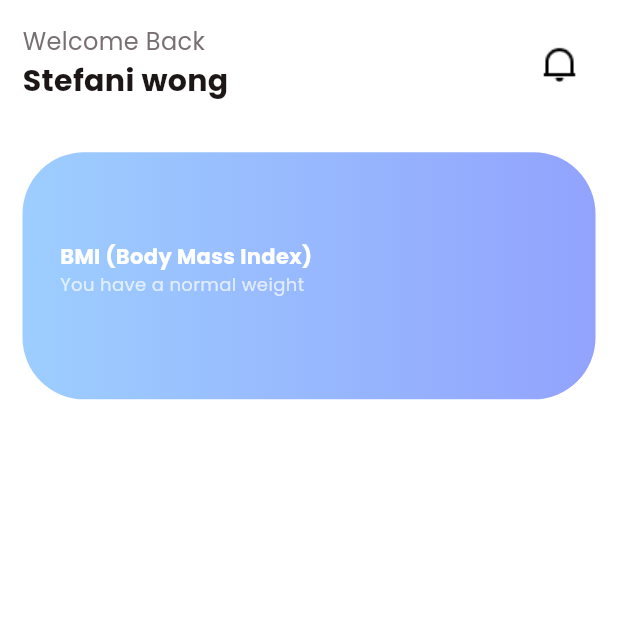
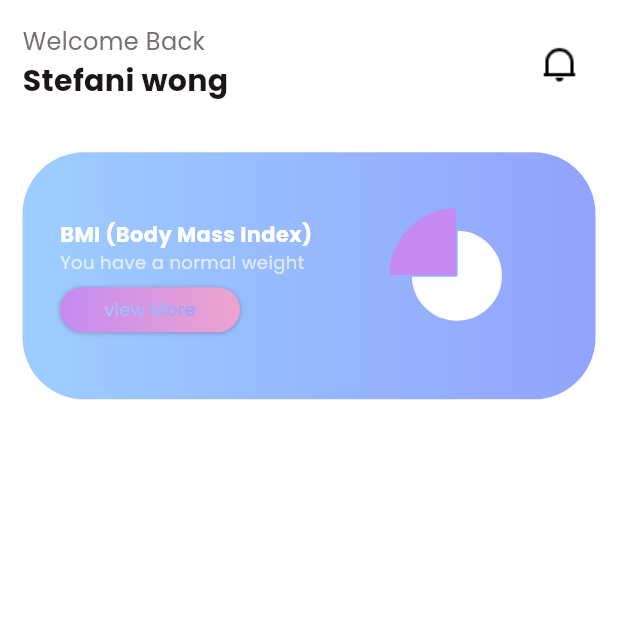
Before and after one commit to sdhaputhanthrie/Fitness-App, a Flutter app: the HomeView screen opened directly, on a phone screen of 412 x 824 dp, the top half of it. Run offline on Flutter 3.47's test engine with Material 3 defaults, Android fonts, the phone set to English and light mode, and no system bars; drawn by our look-alikes of fl_chart; our stand-ins replace carousel_slider.

Commit message:
add pie chart

```diff
--- a/lib/common_widget/round_button.dart
+++ b/lib/common_widget/round_button.dart
@@ -1,25 +1,27 @@
 import 'package:fitness/common/colo_extension.dart';
 import 'package:flutter/material.dart';
 
-enum RoundButtonType { bgGradient, textGradient }
+enum RoundButtonType { bgGradient, bgSGradient, textGradient }
 
 
 class RoundButton extends StatelessWidget {
   final String title;
   final RoundButtonType type;
   final VoidCallback onPressed;
-  const RoundButton({super.key, required this.title, this.type =RoundButtonType.bgGradient, required this.onPressed});
+  final double fontSize;
+  final FontWeight fontWeight;
+
+  const RoundButton({super.key, required this.title, this.type =RoundButtonType.bgGradient, this.fontSize=16, this.fontWeight=FontWeight.w700, required this.onPressed});
 
   @override
   Widget build(BuildContext context) {
     return Container(
       decoration: BoxDecoration(
         gradient: LinearGradient(
-             colors: TColor.primaryG,
-             begin: Alignment.centerLeft,
-             end: Alignment.centerRight),
+             colors:type == RoundButtonType.bgSGradient? TColor.secondaryG: TColor.primaryG,
+             ),
         borderRadius: BorderRadius.circular(25),
-        boxShadow: type == RoundButtonType.bgGradient
+        boxShadow: type == RoundButtonType.bgGradient || type == RoundButtonType.bgSGradient
             ?const [BoxShadow( color: Colors.black26, blurRadius: 2, offset: Offset(0,0.5))] : null ),
 
       child: MaterialButton(
@@ -28,8 +30,10 @@ class RoundButton extends StatelessWidget {
         shape: RoundedRectangleBorder(borderRadius: BorderRadius.circular(25)),
         textColor: TColor.primaryColor1,
         minWidth: double.maxFinite,
-        elevation: type == RoundButtonType.bgGradient ? 0 : 1,
-        color: type == RoundButtonType.bgGradient? Colors.transparent:TColor.white,
+        elevation: type == RoundButtonType.bgGradient || type == RoundButtonType.bgSGradient ? 0 : 1,
+        color: type == RoundButtonType.bgGradient || type == RoundButtonType.bgSGradient
+        ?Colors.transparent
+        :TColor.white,
         child: type == RoundButtonType.bgGradient ? Text(title,
             style: TextStyle(
               color: TColor.white,
@@ -43,14 +47,15 @@ class RoundButton extends StatelessWidget {
               colors: TColor.primaryG,
              begin: Alignment.centerLeft,
              end: Alignment.centerRight)
-            .createShader(Rect.fromLTRB(0, 0, bounds.width, bounds.height));
+            .createShader(
+              Rect.fromLTRB(0, 0, bounds.width, bounds.height));
           },
 
         child: Text(title,
             style: TextStyle(
               color: TColor.primaryColor1,
-              fontSize: 16,
-              fontWeight: FontWeight.w700)),
+              fontSize: fontSize,
+              fontWeight: fontWeight)),
 
         ),
         ),
--- a/lib/view/home/home_view.dart
+++ b/lib/view/home/home_view.dart
@@ -1,5 +1,6 @@
-
 import 'package:fitness/common/colo_extension.dart';
+import 'package:fitness/common_widget/round_button.dart';
+import 'package:fl_chart/fl_chart.dart';
 import 'package:flutter/material.dart';
 
 class HomeView extends StatefulWidget {
@@ -21,19 +22,14 @@ class _HomeViewState extends State<HomeView> {
             padding: const EdgeInsets.symmetric(horizontal: 15),
             child: Column(
               children: [
-
                 Row(
                   mainAxisAlignment: MainAxisAlignment.spaceBetween,
 
                   children: [
-
                     Column(
                       crossAxisAlignment: CrossAxisAlignment.start,
 
-
-
                       children: [
-
                         SizedBox(height: media.height * 0.02),
                         Text(
                           "Welcome Back",
@@ -43,7 +39,7 @@ class _HomeViewState extends State<HomeView> {
                           "Stefani wong ",
                           style: TextStyle(
                             color: TColor.black,
-                      fontSize:20,
+                            fontSize: 20,
                             fontWeight: FontWeight.w700,
                           ),
                         ),
@@ -51,11 +47,17 @@ class _HomeViewState extends State<HomeView> {
                         SizedBox(height: media.height * 0.02),
                       ],
                     ),
-            IconButton(onPressed: (){
-
-            }, icon: Image.asset("assets/img/notification_active.png",width: 25,height: 25, fit: BoxFit.fitHeight,)),
-
-                ],),
+                    IconButton(
+                      onPressed: () {},
+                      icon: Image.asset(
+                        "assets/img/notification_active.png",
+                        width: 25,
+                        height: 25,
+                        fit: BoxFit.fitHeight,
+                      ),
+                    ),
+                  ],
+                ),
 
                 SizedBox(height: media.height * 0.02),
 
@@ -64,13 +66,20 @@ class _HomeViewState extends State<HomeView> {
 
                   decoration: BoxDecoration(
                     gradient: LinearGradient(colors: TColor.primaryG),
-                    borderRadius: BorderRadius.circular(media.width * 0.1) ),
+                    borderRadius: BorderRadius.circular(media.width * 0.1),
+                  ),
 
                   child: Stack(
                     children: [
                       Padding(
-                           padding: EdgeInsets.symmetric(horizontal: 25, vertical: 15),
-                          child: Row(children: [
+                        padding: EdgeInsets.symmetric(
+                          horizontal: 25,
+                          vertical: 15,
+                        ),
+                        child: Row(
+                          mainAxisAlignment: MainAxisAlignment.spaceBetween,
+
+                          children: [
                             Column(
                               mainAxisAlignment: MainAxisAlignment.center,
                               crossAxisAlignment: CrossAxisAlignment.start,
@@ -78,29 +87,60 @@ class _HomeViewState extends State<HomeView> {
                               children: [
                                 Text(
                                   "BMI (Body Mass Index)",
-                                              style: TextStyle(color: TColor.white, fontSize:14, fontWeight: FontWeight.w700),
+                                  style: TextStyle(
+                                    color: TColor.white,
+                                    fontSize: 14,
+                                    fontWeight: FontWeight.w700,
+                                  ),
                                 ),
                                 Text(
                                   "You have a normal weight",
                                   style: TextStyle(
-                                                color: TColor.white.withOpacity(0.7),fontSize: 12,
-
+                                    color: TColor.white.withOpacity(0.7),
+                                    fontSize: 12,
                                   ),
                                 ),
                                 SizedBox(height: media.height * 0.01),
-                              ],
-                            )
-                          ],),
-                        )
 
+                                SizedBox(
+                                  width: 120,
+                                  height: 30,
+                                  child: RoundButton(
+                                    title: "view More",
+                                    type: RoundButtonType.bgSGradient,
+                                    fontSize: 12,
+                                    fontWeight: FontWeight.w500,
+                                    onPressed: () {},
+                                  ),
+                                ),
                               ],
                             ),
 
-                 )
-
-
-
-
+                            AspectRatio(
+                              aspectRatio: 1,
+                              child: PieChart(
+                                PieChartData(
+                                  pieTouchData: PieTouchData(
+                                    touchCallback:
+                                        (
+                                          FlTouchEvent event,
+                                          pieTouchResponse,
+                                        ) {},
+                                  ),
+                                  startDegreeOffset: 180,
+                                  borderData: FlBorderData(show: false),
+                                  sectionsSpace: 1,
+                                  centerSpaceRadius: 0,
+                                  sections: showingSections(),
+                                ),
+                              ),
+                            ),
+                          ],
+                        ),
+                      ),
+                    ],
+                  ),
+                ),
               ],
             ),
           ),
@@ -108,4 +148,36 @@ class _HomeViewState extends State<HomeView> {
       ),
     );
   }
+
+  List<PieChartSectionData> showingSections() {
+    return List.generate(2, (i) {
+
+      var color0 = TColor.secondaryColor1;
+
+
+      switch (i) {
+        case 0:
+          return PieChartSectionData(
+            color: color0,
+            value: 25,
+            title: '',
+            radius: 45,
+            titlePositionPercentageOffset: 0.55,
+
+          );
+        case 1:
+          return PieChartSectionData(
+            color: Colors.white,
+            value: 75,
+            title: '',
+            radius: 30,
+            titlePositionPercentageOffset: 0.55,
+
+          );
+
+        default:
+          throw Error();
       }
+    });
+  }
+}
```
Lines whose indentation alone changed are shown as unchanged.
